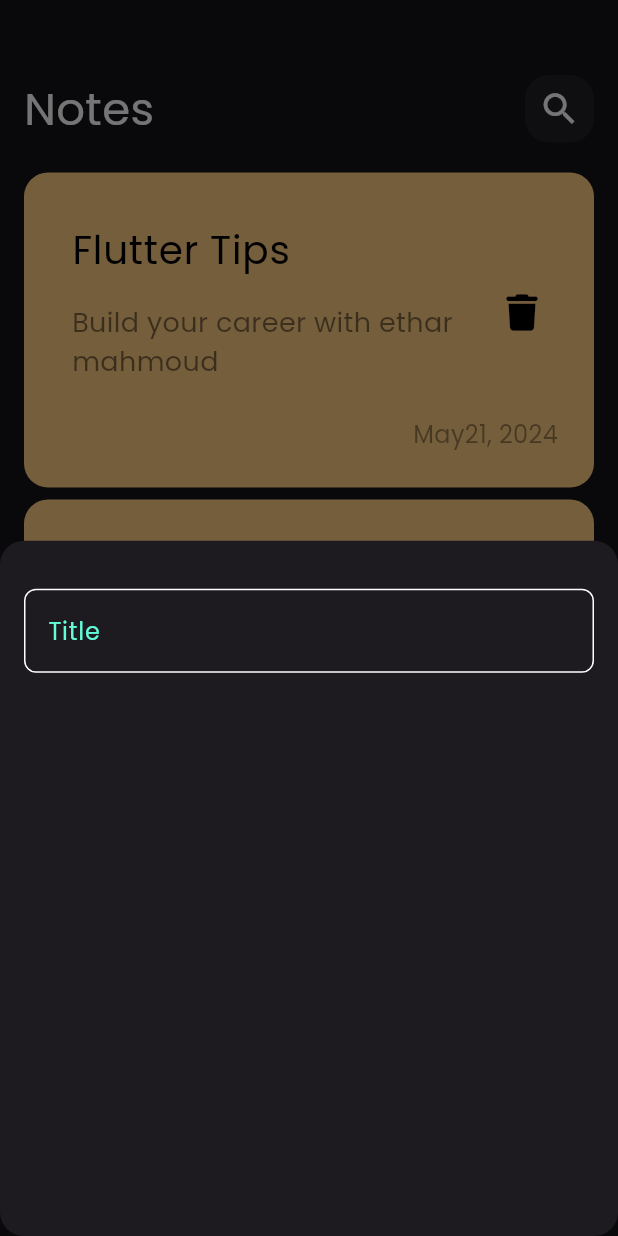
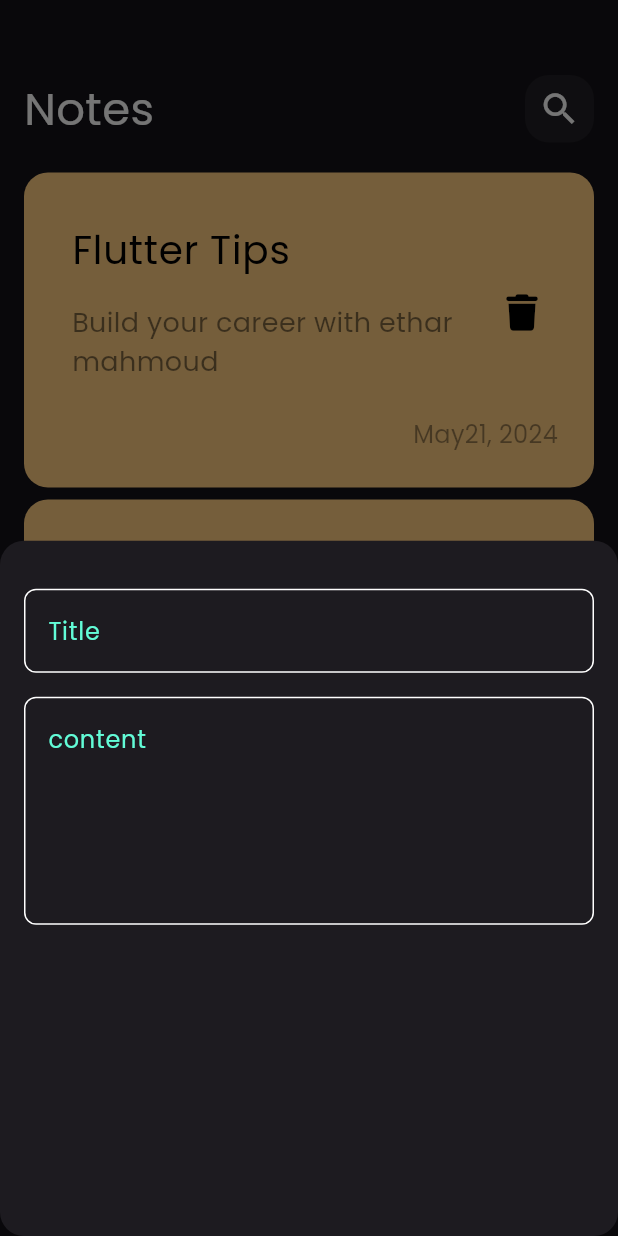
Before and after one commit to ethar156/NoteApp, a Flutter app: the screen it shows after launch, after a tap on the "add" icon, on a phone screen of 412 x 824 dp. Run offline on Flutter 3.47's test engine with Material 3 defaults, Android fonts, the phone set to English and light mode, and no system bars; our stand-ins replace font_awesome_flutter.

Commit message:
add fields to bottom sheet

```diff
--- a/lib/views/widgets/add_note_bottom_sheet.dart
+++ b/lib/views/widgets/add_note_bottom_sheet.dart
@@ -12,7 +12,17 @@ class AddNoteBottomSheet extends StatelessWidget {
           children: [SizedBox(
             height: 32,
             ),
-            CustomTextField()
+            CustomTextField(
+              hint: 'Title',
+              ),
+              SizedBox(
+                height: 16,
+
+              ),
+               CustomTextField(
+                hint: 'content',
+                maxLines: 5,
+                )
           ]
       ),
     );
--- a/lib/views/widgets/custom_text_field.dart
+++ b/lib/views/widgets/custom_text_field.dart
@@ -2,14 +2,18 @@ import 'package:flutter/material.dart';
 import 'package:note_app/views/widgets/constants.dart';
 
 class CustomTextField extends StatelessWidget {
-  const CustomTextField({super.key});
+  const CustomTextField({super.key, required this.hint, this.maxLines = 1});
+
+  final String hint;
+  final int maxLines;
 
   @override
   Widget build(BuildContext context) {
     return TextField(
       cursorColor: kPrimaryColor,
+      maxLines: maxLines,
       decoration: InputDecoration(
-        hintText: 'Title',
+        hintText: hint,
         hintStyle: const TextStyle(
           color: kPrimaryColor
         ),
@@ -26,7 +30,7 @@ class CustomTextField extends StatelessWidget {
             8
             ),
           borderSide: const BorderSide(
-            color: Colors.white,
+            color:  Colors.white,
           ));
 
 
```
